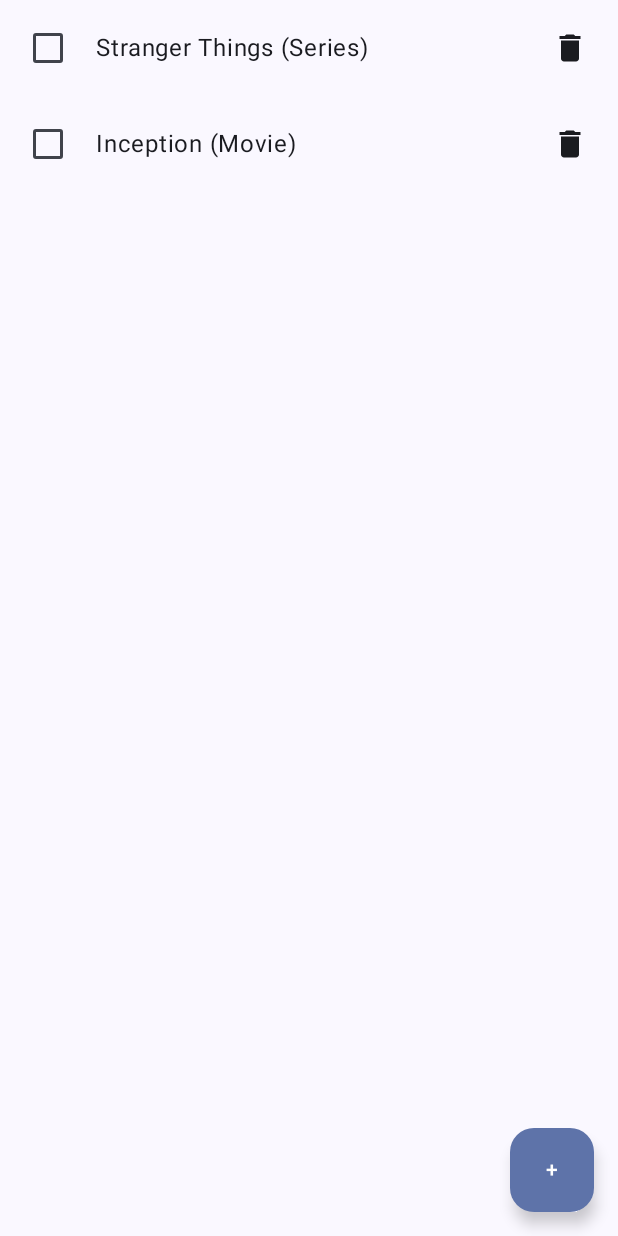
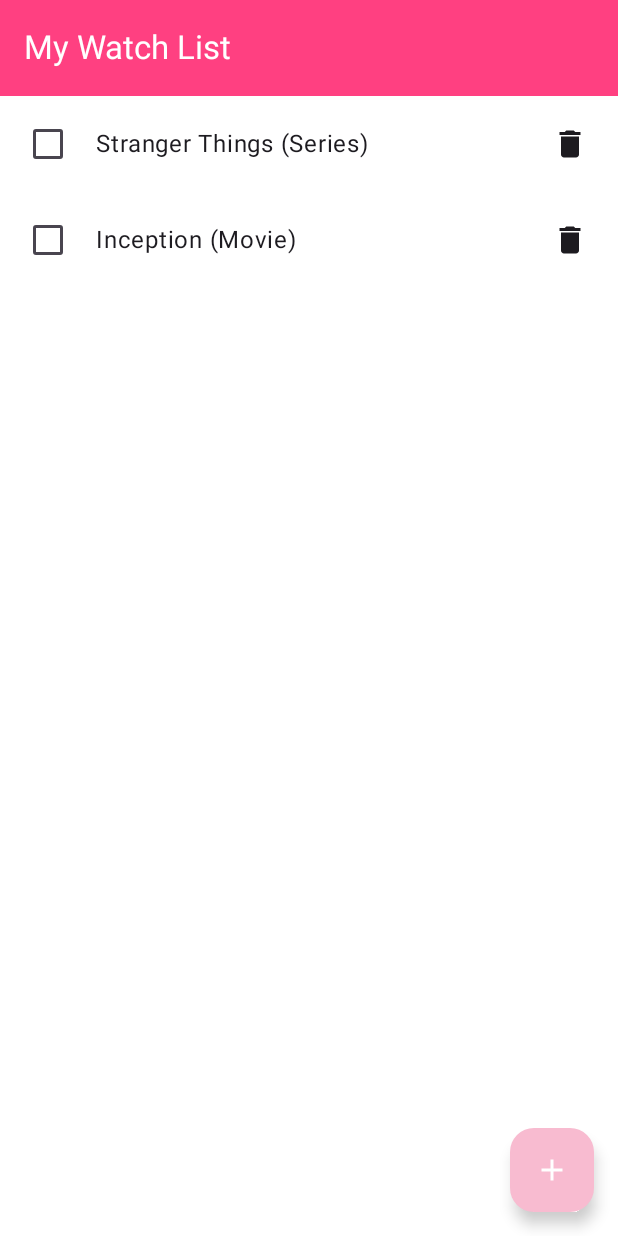
Before and after one commit to FilipaTista/CM_Modulo2, an Android app built with Jetpack Compose: the screen it shows after launch (MainActivity), on a phone screen of 412 x 824 dp. Run offline under Robolectric (Android 15) with nearby library versions, the phone set to English and light mode, and no system bars.

Commit message:
Aplicação My Watch List completa

```diff
--- a/TPC/MyWatchList/app/src/main/java/com/example/mywatchlist/MainActivity.kt
+++ b/TPC/MyWatchList/app/src/main/java/com/example/mywatchlist/MainActivity.kt
@@ -16,12 +16,7 @@ class MainActivity : ComponentActivity() {
         super.onCreate(savedInstanceState)
         setContent {
             MyWatchListTheme {
-                Surface(
-                    modifier = Modifier.fillMaxSize(),
-                    color = MaterialTheme.colorScheme.background
-                ) {
-                    WatchListScreen()
-                }
+                WatchListScreen()
             }
         }
     }
--- a/TPC/MyWatchList/app/src/main/java/com/example/mywatchlist/ui/screens/WatchListScreen.kt
+++ b/TPC/MyWatchList/app/src/main/java/com/example/mywatchlist/ui/screens/WatchListScreen.kt
@@ -1,53 +1,151 @@
 package com.example.mywatchlist.ui.screens
+
 
 import androidx.compose.foundation.layout.*
 import androidx.compose.foundation.lazy.LazyColumn
 import androidx.compose.foundation.lazy.items
 import androidx.compose.material.icons.Icons
+import androidx.compose.material.icons.filled.Add
 import androidx.compose.material.icons.filled.Delete
 import androidx.compose.material3.*
 import androidx.compose.runtime.Composable
 import androidx.compose.runtime.collectAsState
 import androidx.compose.runtime.getValue
+import androidx.compose.runtime.remember
 import androidx.compose.ui.Alignment
 import androidx.compose.ui.Modifier
 import androidx.compose.ui.unit.dp
 import androidx.lifecycle.viewmodel.compose.viewModel
 import com.example.mywatchlist.model.WatchListItem
 import com.example.mywatchlist.viewmodel.WatchListViewModel
+import androidx.compose.runtime.*
 
+
+@OptIn(ExperimentalMaterial3Api::class)
 @Composable
 fun WatchListScreen(viewModel: WatchListViewModel = viewModel()) {
     val watchList by viewModel.watchList.collectAsState()
+    var showDialog by remember { mutableStateOf(false) }
+    var newTitle by remember { mutableStateOf("") }
+    var newType by remember { mutableStateOf("Movie") }
 
     Scaffold(
+        topBar = {
+            TopAppBar(
+                title = { Text("My Watch List") },
+                colors = TopAppBarDefaults.mediumTopAppBarColors(
+                    containerColor = MaterialTheme.colorScheme.primary,
+                    titleContentColor = MaterialTheme.colorScheme.onPrimary
+                )
+            )
+        },
         floatingActionButton = {
             FloatingActionButton(
                 onClick = {
+                    newTitle = ""
+                    newType = "Movie"
+                    showDialog = true
+                }
+            ) {
+                Icon(Icons.Default.Add, contentDescription = "Add Item")
+            }
+        }
+    ) { padding ->
+        Column(
+            modifier = Modifier
+                .fillMaxSize()
+                .padding(padding)
+
+        ) {
+            if (showDialog) {
+                AlertDialog(
+                    onDismissRequest = { showDialog = false },
+                    title = { Text("Add New Item") },
+                    text = {
+                        Column {
+                            TextField(
+                                value = newTitle,
+                                onValueChange = { newTitle = it },
+                                label = { Text("Title") },
+                                singleLine = true
+                            )
+                            Spacer(modifier = Modifier.height(8.dp))
+                            Row(
+                                verticalAlignment = Alignment.CenterVertically
+                            ) {
+                                Text("Type:")
+                                Spacer(modifier = Modifier.width(8.dp))
+                                Row(
+                                    verticalAlignment = Alignment.CenterVertically
+                                ) {
+                                    RadioButton(
+                                        selected = newType == "Movie",
+                                        onClick = { newType = "Movie" }
+                                    )
+                                    Text("Movie")
+                                }
+                                Spacer(modifier = Modifier.width(8.dp))
+                                Row(
+                                    verticalAlignment = Alignment.CenterVertically
+                                ) {
+                                    RadioButton(
+                                        selected = newType == "Series",
+                                        onClick = { newType = "Series" }
+                                    )
+                                    Text("Series")
+                                }
+                            }
+                        }
+                    },
+                    confirmButton = {
+                        TextButton(
+                            onClick = {
+                                if (newTitle.isNotBlank()) {
                                     viewModel.addItem(
                                         WatchListItem(
                                             id = watchList.size + 1,
-                            title = "New Item",
-                            type = "Movie"
+                                            title = newTitle,
+                                            type = newType
                                         )
                                     )
+                                    showDialog = false
+                                }
                             }
                         ) {
-                Text("+")
+                            Text("Add")
+                        }
+                    },
+                    dismissButton = {
+                        TextButton(
+                            onClick = { showDialog = false }
+                        ) {
+                            Text("Cancel")
                         }
                     }
-    ) { padding ->
-        LazyColumn(
-            modifier = Modifier
-                .fillMaxSize()
-                .padding(padding)
+                )
+            }
+
+            if (watchList.isEmpty()) {
+                Box(
+                    modifier = Modifier.fillMaxSize(),
+                    contentAlignment = Alignment.Center
                 ) {
+                    Text(
+                        "Your watch list is empty",
+                        style = MaterialTheme.typography.bodyLarge,
+
+                        )
+                }
+            } else {
+                LazyColumn {
                     items(watchList) { item ->
                         WatchListItemRow(
                             item = item,
                             onToggleWatched = { viewModel.toggleWatchedStatus(it) },
                             onDelete = { viewModel.removeItem(it) }
                         )
+                    }
+                }
             }
         }
     }
--- a/TPC/MyWatchList/app/src/main/java/com/example/mywatchlist/ui/theme/Color.kt
+++ /dev/null
@@ -1,11 +0,0 @@
-package com.example.mywatchlist.ui.theme
-
-import androidx.compose.ui.graphics.Color
-
-val Purple80 = Color(0xFFD0BCFF)
-val PurpleGrey80 = Color(0xFFCCC2DC)
-val Pink80 = Color(0xFFEFB8C8)
-
-val Purple40 = Color(0xFF6650a4)
-val PurpleGrey40 = Color(0xFF625b71)
-val Pink40 = Color(0xFF7D5260)
--- a/TPC/MyWatchList/app/src/main/java/com/example/mywatchlist/ui/theme/Theme.kt
+++ b/TPC/MyWatchList/app/src/main/java/com/example/mywatchlist/ui/theme/Theme.kt
@@ -1,7 +1,5 @@
 package com.example.mywatchlist.ui.theme
 
-import android.app.Activity
-import android.os.Build
 import androidx.compose.foundation.isSystemInDarkTheme
 import androidx.compose.material3.MaterialTheme
 import androidx.compose.material3.darkColorScheme
@@ -9,46 +7,34 @@ import androidx.compose.material3.dynamicDarkColorScheme
 import androidx.compose.material3.dynamicLightColorScheme
 import androidx.compose.material3.lightColorScheme
 import androidx.compose.runtime.Composable
+import androidx.compose.ui.graphics.Color
 import androidx.compose.ui.platform.LocalContext
 
 private val DarkColorScheme = darkColorScheme(
-    primary = Purple80,
-    secondary = PurpleGrey80,
-    tertiary = Pink80
+    primary = Color(0xFFFF4081),
+    primaryContainer = Color(0xFFF8BBD0),
+    onPrimary = Color(0xFF121212),
+    onPrimaryContainer = Color(0xFF121212),
+    background = Color(0xFF121212),
+    surface = Color(0xFF1E1E1E)
 )
 
 private val LightColorScheme = lightColorScheme(
-    primary = Purple40,
-    secondary = PurpleGrey40,
-    tertiary = Pink40
+    primary = Color(0xFFFF4081),
+    primaryContainer = Color(0xFFF8BBD0),
+    onPrimary = Color(0xFFFFFFFF),
+    onPrimaryContainer = Color(0xFFFFFFFF),
+    background = Color(0xFFFFFFFF),
+    surface = Color(0xFFF5F5F5)
+)
 
-    /* Other default colors to override
-    background = Color(0xFFFFFBFE),
-    surface = Color(0xFFFFFBFE),
-    onPrimary = Color.White,
-    onSecondary = Color.White,
-    onTertiary = Color.White,
-    onBackground = Color(0xFF1C1B1F),
-    onSurface = Color(0xFF1C1B1F),
-    */
-)
 
 @Composable
 fun MyWatchListTheme(
     darkTheme: Boolean = isSystemInDarkTheme(),
-    // Dynamic color is available on Android 12+
-    dynamicColor: Boolean = true,
     content: @Composable () -> Unit
 ) {
-    val colorScheme = when {
-        dynamicColor && Build.VERSION.SDK_INT >= Build.VERSION_CODES.S -> {
-            val context = LocalContext.current
-            if (darkTheme) dynamicDarkColorScheme(context) else dynamicLightColorScheme(context)
-        }
-
-        darkTheme -> DarkColorScheme
-        else -> LightColorScheme
-    }
+    val colorScheme = if (darkTheme) DarkColorScheme else LightColorScheme
 
     MaterialTheme(
         colorScheme = colorScheme,
```
Lines whose indentation alone changed are shown as unchanged.
